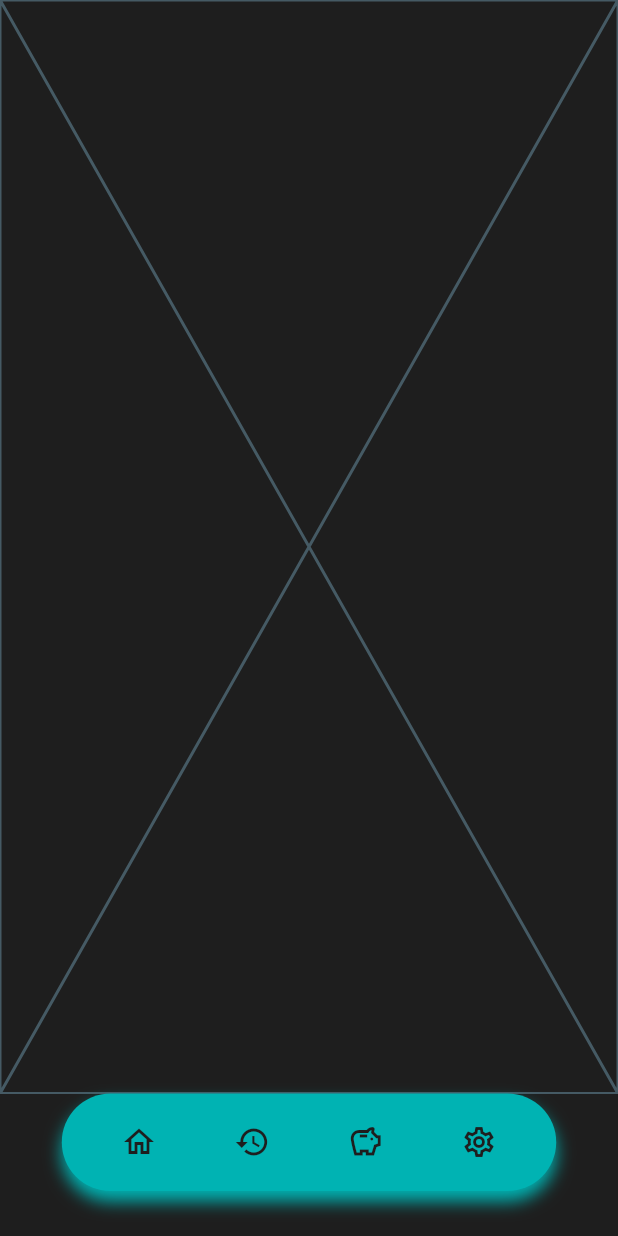
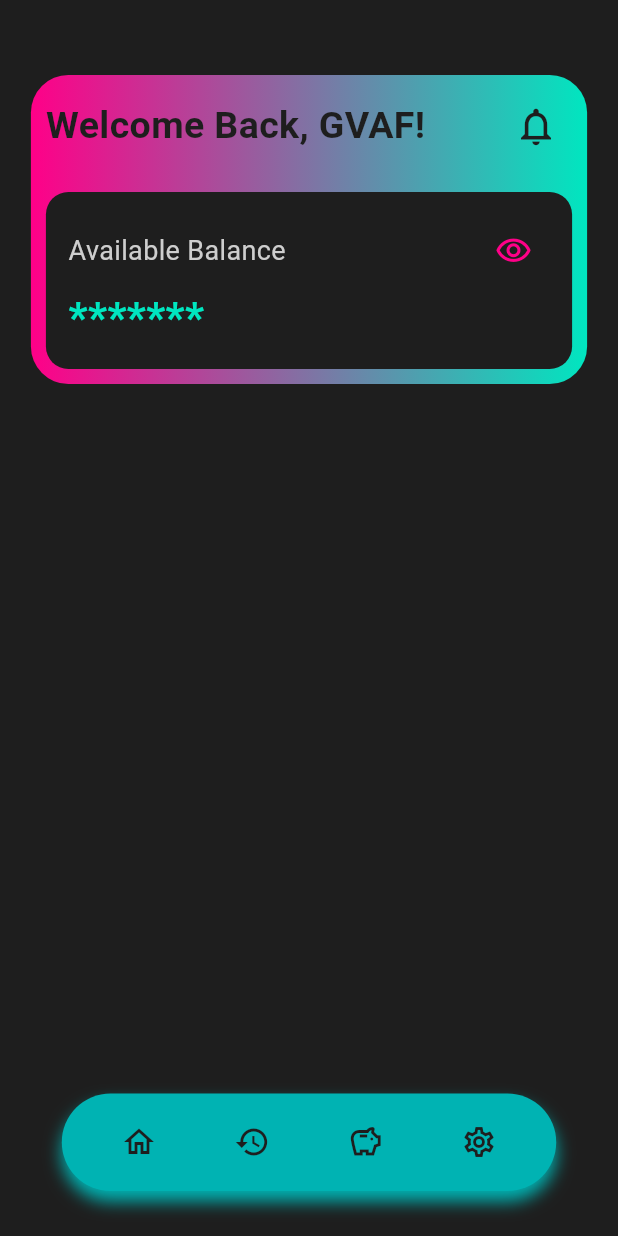
Before and after one commit to GV4F/Finance_Management, a Flutter app: the screen it shows after launch, on a phone screen of 412 x 824 dp. Run offline on Flutter 3.47's test engine with Material 3 defaults, Android fonts, the light colour scheme and no system bars; our stand-ins replace go_router.

Commit message:
Main Header completed aesthetic part

```diff
--- a/lib/main.dart
+++ b/lib/main.dart
@@ -24,7 +24,7 @@ class MyApp extends StatelessWidget {
         ),
 
         colorScheme: const ColorScheme.dark(
-          primary: Color(0xFF00E6E6),
+          primary: Color(0xFF00E6C0),
           secondary: Color(0xFF00B3B3),
           tertiary: Color(0xFFFF0088),
           onPrimary: Color(0xFF1E1E1E),
--- a/lib/pages/home_page.dart
+++ b/lib/pages/home_page.dart
@@ -1,4 +1,7 @@
 import 'package:flutter/material.dart';
+
+// * WIDGETS
+import '../widgets/main_header.dart';
 
 class HomePage extends StatefulWidget {
   const HomePage({super.key});
@@ -10,6 +13,15 @@ class HomePage extends StatefulWidget {
 class _HomePageState extends State<HomePage> {
   @override
   Widget build(BuildContext context) {
-    return const Placeholder();
+
+    // final colors = Theme.of(context).colorScheme;
+
+    return Scaffold(
+      body: Column(
+        children: [
+          MainHeader(),
+        ],
+      )
+    );
   }
 }
--- a/lib/widgets/main_header.dart
+++ b/lib/widgets/main_header.dart
@@ -1,4 +1,4 @@
-import 'package:flutter/widgets.dart';
+import 'package:flutter/material.dart';
 
 class MainHeader extends StatefulWidget {
   const MainHeader({super.key});
@@ -8,10 +8,99 @@ class MainHeader extends StatefulWidget {
 }
 
 class _MainHeaderState extends State<MainHeader> {
+
   @override
   Widget build(BuildContext context) {
-    return Container(
 
+    final colors = Theme.of(context).colorScheme;
+    final screenWidth = MediaQuery.of(context).size.width;
+    final screenHeight = MediaQuery.of(context).size.height;
+
+    return Padding(
+      padding: const EdgeInsets.only(top: 50.0, bottom: 20.0),
+      child: Row(
+        mainAxisAlignment: MainAxisAlignment.center,
+        children: [
+          Container(
+            padding: const EdgeInsets.all(10.0),
+            width: screenWidth * 0.9,
+            height: screenHeight * 0.25,
+            decoration: BoxDecoration(
+              color: colors.primary,
+              borderRadius: BorderRadius.circular(25),
+              gradient: LinearGradient(
+                colors: [colors.tertiary, colors.primary],
+                begin: Alignment.centerLeft,
+                end: Alignment.centerRight,
+              ),
+            ),
+            child: Column(
+              mainAxisAlignment: MainAxisAlignment.spaceBetween,
+              children: [
+                Row(
+                  mainAxisAlignment: MainAxisAlignment.spaceBetween,
+                  children: [
+                    Text(
+                      'Welcome Back, GVAF!',
+                      style: TextStyle(
+                        color: colors.onPrimary,
+                        fontSize: 25,
+                        fontWeight: FontWeight.bold,
+                      ),
+                    ),
+                    IconButton(
+                      icon: Icon(
+                        Icons.notifications_outlined,
+                        color: colors.onPrimary,
+                        size: 30,
+                      ),
+                      onPressed: () => {},
+                    )
+                  ],
+                ),
+                Container(
+                  decoration: BoxDecoration(
+                    color: colors.onPrimary,
+                    borderRadius: BorderRadius.circular(15),
+                  ),
+                  child: Padding(
+                    padding: const EdgeInsets.all(15.0),
+                    child: Column(
+                      crossAxisAlignment: CrossAxisAlignment.start,
+                      children: [
+                        Row(
+                          mainAxisAlignment: MainAxisAlignment.spaceBetween,
+                          children: [
+                            Text(
+                              'Available Balance',
+                              style: TextStyle(
+                                color: colors.onSurface,
+                                fontSize: 18,
+                              ),
+                            ),
+                            IconButton(
+                              icon: Icon(Icons.remove_red_eye_outlined, color: colors.tertiary, size: 25),
+                              onPressed: () => {},
+                            )
+                          ],
+                        ),
+                        Text(
+                          '*******',
+                          style: TextStyle(
+                            color: colors.primary,
+                            fontSize: 28,
+                            fontWeight: FontWeight.bold,
+                          ),
+                        )
+                      ],
+                    ),
+                  ),
+                ),
+              ],
+            )
+          ),
+        ],
+      )
     );
   }
 }
```
